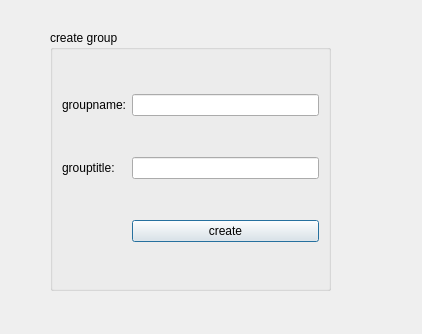
Qt form creategroup.ui (Maedeh01/Ap-project) before a commit.
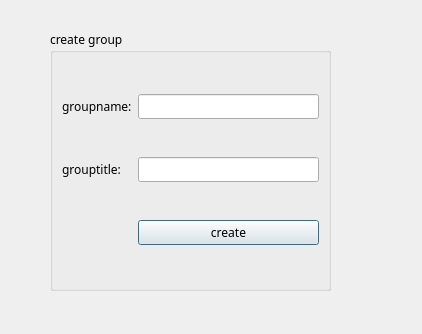
The same form after that commit.

What changed in the file:
```diff
--- a/creategroup.ui
+++ b/creategroup.ui
@@ -22,12 +22,22 @@
      <height>261</height>
     </rect>
    </property>
+   <property name="font">
+    <font>
+     <family>MV Boli</family>
+    </font>
+   </property>
    <property name="title">
     <string>create group</string>
    </property>
    <layout class="QGridLayout" name="gridLayout">
     <item row="0" column="0">
      <widget class="QLabel" name="label">
+      <property name="font">
+       <font>
+        <family>MV Boli</family>
+       </font>
+      </property>
       <property name="text">
        <string>groupname:</string>
       </property>
```
